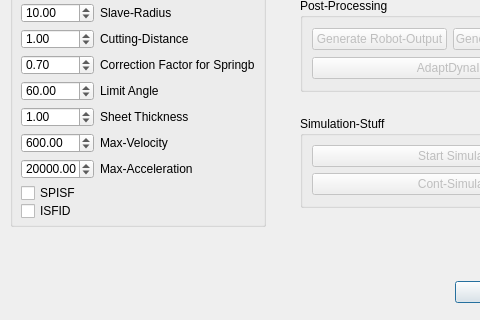
Qt form src/Mod/Cam/Gui/Cutting.ui (berndhahnebach/All_FreeCAD) before a commit; both pictures show x 0 to 480 and y 284 to 604 of the 635 by 604 pixel window.
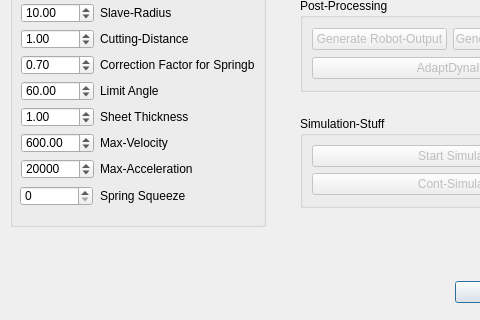
The same form after that commit.

Patch:
```diff
--- a/src/Mod/Cam/Gui/Cutting.ui
+++ b/src/Mod/Cam/Gui/Cutting.ui
@@ -632,6 +632,19 @@
     </item>
    </layout>
   </widget>
+  <widget class="QLabel" name="label_13" >
+   <property name="geometry" >
+    <rect>
+     <x>100</x>
+     <y>470</y>
+     <width>155</width>
+     <height>20</height>
+    </rect>
+   </property>
+   <property name="text" >
+    <string>Spring Squeeze</string>
+   </property>
+  </widget>
   <widget class="QGroupBox" name="groupBox_2" >
    <property name="geometry" >
     <rect>
@@ -873,6 +886,41 @@
      <double>600.000000000000000</double>
     </property>
    </widget>
+   <widget class="QLabel" name="label_12" >
+    <property name="geometry" >
+     <rect>
+      <x>90</x>
+      <y>233</y>
+      <width>155</width>
+      <height>20</height>
+     </rect>
+    </property>
+    <property name="text" >
+     <string>Max-Acceleration</string>
+    </property>
+   </widget>
+   <widget class="QDoubleSpinBox" name="spring_pretension" >
+    <property name="geometry" >
+     <rect>
+      <x>10</x>
+      <y>260</y>
+      <width>73</width>
+      <height>20</height>
+     </rect>
+    </property>
+    <property name="decimals" >
+     <number>0</number>
+    </property>
+    <property name="maximum" >
+     <double>10.000000000000000</double>
+    </property>
+    <property name="singleStep" >
+     <double>1.000000000000000</double>
+    </property>
+    <property name="value" >
+     <double>0.000000000000000</double>
+    </property>
+   </widget>
    <widget class="QDoubleSpinBox" name="max_acc" >
     <property name="geometry" >
      <rect>
@@ -882,6 +930,9 @@
       <height>20</height>
      </rect>
     </property>
+    <property name="decimals" >
+     <number>0</number>
+    </property>
     <property name="maximum" >
      <double>50000.000000000000000</double>
     </property>
@@ -892,48 +943,6 @@
      <double>20000.000000000000000</double>
     </property>
    </widget>
-   <widget class="QLabel" name="label_12" >
-    <property name="geometry" >
-     <rect>
-      <x>90</x>
-      <y>233</y>
-      <width>155</width>
-      <height>20</height>
-     </rect>
-    </property>
-    <property name="text" >
-     <string>Max-Acceleration</string>
-    </property>
-   </widget>
-   <widget class="QCheckBox" name="checkBox_3" >
-    <property name="geometry" >
-     <rect>
-      <x>11</x>
-      <y>258</y>
-      <width>234</width>
-      <height>18</height>
-     </rect>
-    </property>
-    <property name="text" >
-     <string>SPISF</string>
-    </property>
-    <property name="tristate" >
-     <bool>false</bool>
-    </property>
-   </widget>
-   <widget class="QCheckBox" name="checkBox_2" >
-    <property name="geometry" >
-     <rect>
-      <x>11</x>
-      <y>276</y>
-      <width>234</width>
-      <height>18</height>
-     </rect>
-    </property>
-    <property name="text" >
-     <string>ISFID</string>
-    </property>
-   </widget>
   </widget>
  </widget>
  <resources/>
```
